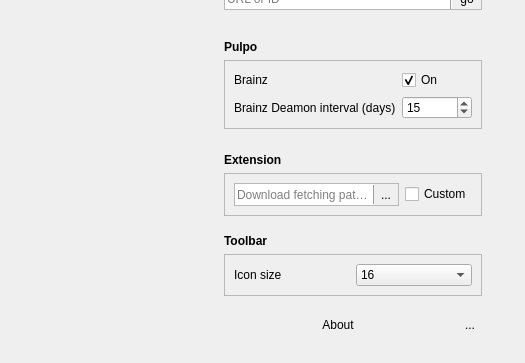
This is src/settings/settings.ui in milohr/babe-qt as Qt 5 draws it before an edit; both pictures show x 0 to 525 and y 200 to 563 of the 706 by 563 pixel window. The edited form follows.
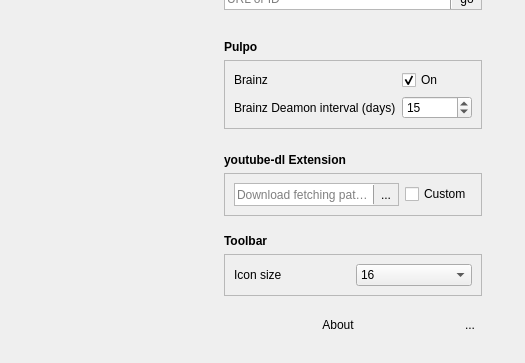
This is the edited form. Icons and pictures are not drawn.

The edit to the form file:
```diff
--- a/src/settings/settings.ui
+++ b/src/settings/settings.ui
@@ -374,7 +374,7 @@
          </font>
         </property>
         <property name="text">
-         <string>Extension</string>
+         <string>youtube-dl Extension</string>
         </property>
        </widget>
       </item>
```
